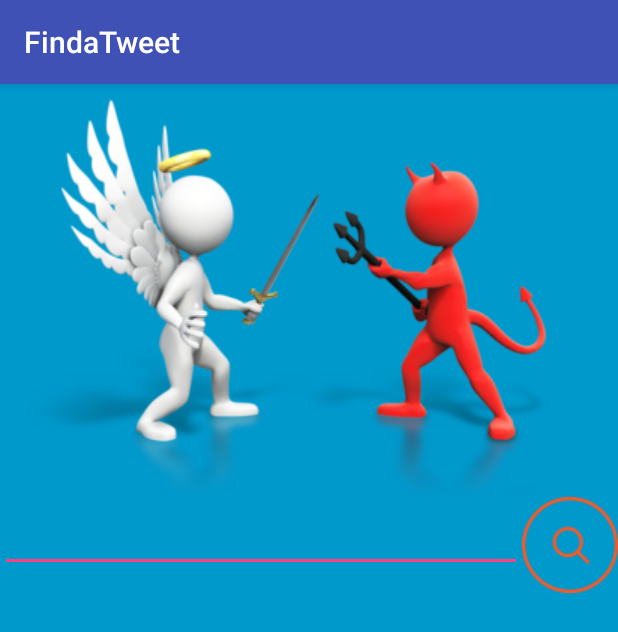
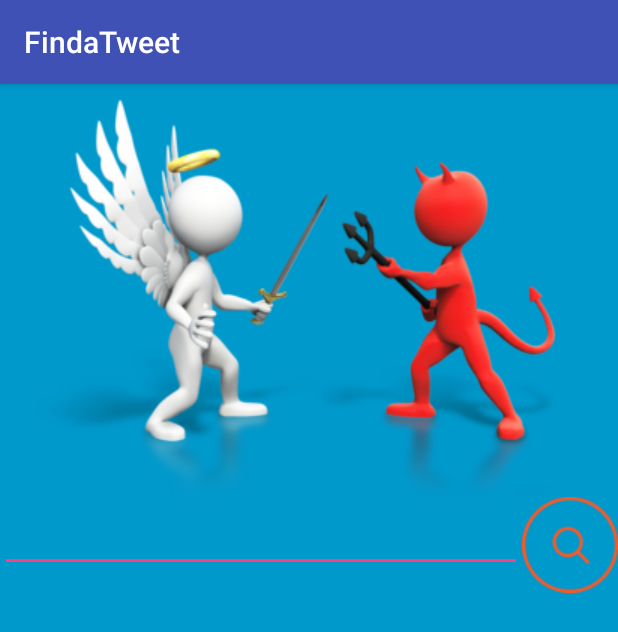
Before and after one commit to tobsson/ProjectX, an Android app: the MainActivity screen opened directly, with no data from a screen before it, on a phone screen of 412 x 824 dp. Shown: the top 632 px of the screen. Run offline under Robolectric (Android 15) with nearby library versions, the phone set to English and light mode, and no system bars.

Commit message:
Small graphical changes on activity_main.xml

```diff
--- a/FindaTweet/app/src/main/res/layout/activity_main.xml
+++ b/FindaTweet/app/src/main/res/layout/activity_main.xml
@@ -44,7 +44,8 @@
         android:id="@+id/imageView"
         android:background="@drawable/good_vs_bad"
         android:layout_alignParentTop="true"
-        android:layout_centerHorizontal="true" />
+        android:layout_alignRight="@+id/btSearch"
+        android:layout_alignEnd="@+id/btSearch" />
 
     <ImageButton
         android:layout_width="wrap_content"
```
